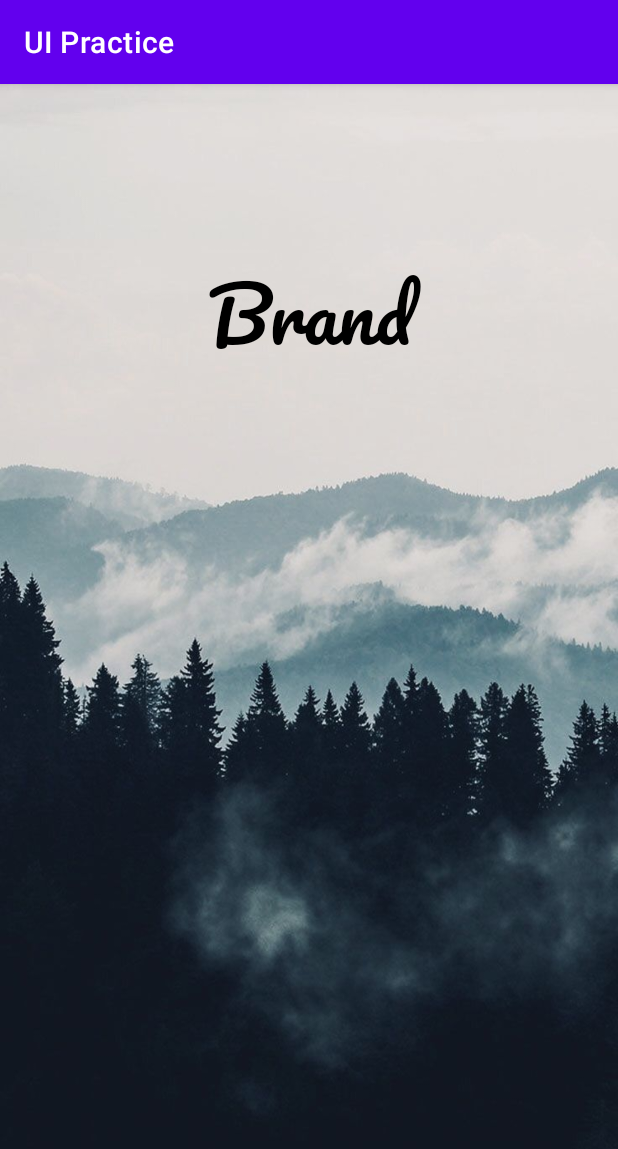
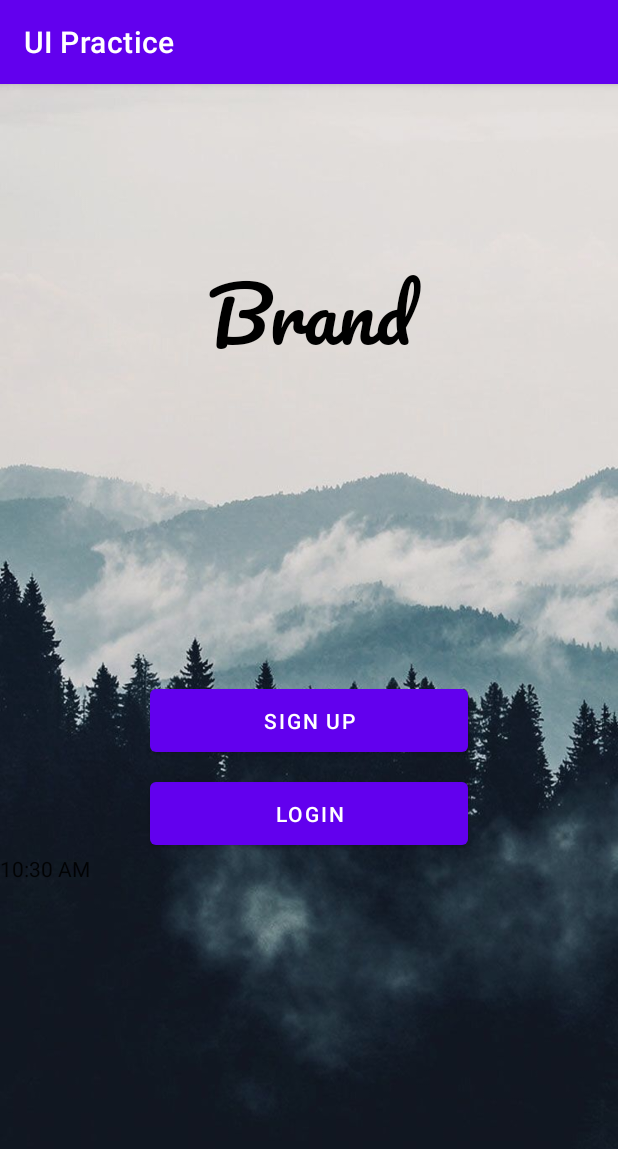
Before and after one commit to Saregard/module-302-ui-practice-Saregard, an Android app: the screen it shows after launch (MainActivity), on a phone screen of 412 x 824 dp. Shown: the top 1149 px of the screen. Run offline under Robolectric (Android 15) with nearby library versions, the phone set to English and light mode, and no system bars.

Commit message:
Update activity_main.xml

```diff
--- a/app/src/main/res/layout/activity_main.xml
+++ b/app/src/main/res/layout/activity_main.xml
@@ -5,8 +5,10 @@
     android:layout_width="match_parent"
     android:layout_height="match_parent"
     tools:context=".MainActivity"
-    android:orientation="horizontal"
+    android:orientation="vertical"
     android:background="@drawable/background2">
+
+
 
     <TextView
         android:id="@+id/brand_name"
@@ -23,12 +25,24 @@
         android:id="@+id/sign_up"
         android:text="@string/sign_up"
         android:layout_width="match_parent"
-        android:layout_height="wrap_content"
-        />
+        android:layout_height="54dp"
+        android:layout_marginTop="200dp"
+        android:layout_marginHorizontal="100dp"/>
 
-    <TextView
-        android:layout_width="wrap_content"
+    <Button
+        android:id="@+id/login"
+        android:text="@string/login"
+        android:layout_width="match_parent"
+        android:layout_marginHorizontal="100dp"
+        android:layout_marginTop="8dp"
+        android:layout_height="54dp"/>
+
+
+    <TextClock
+        android:layout_width="match_parent"
         android:layout_height="wrap_content"/>
 
 
+
+
 </LinearLayout>
```
